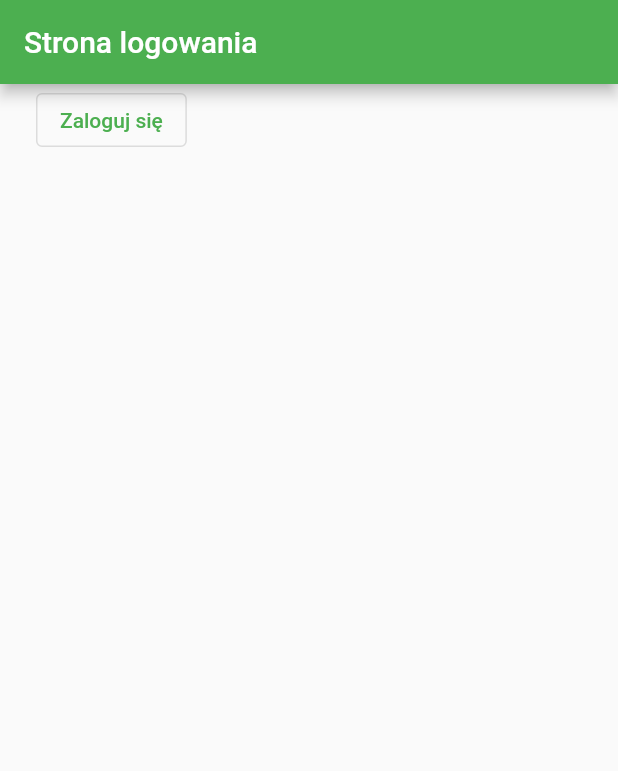
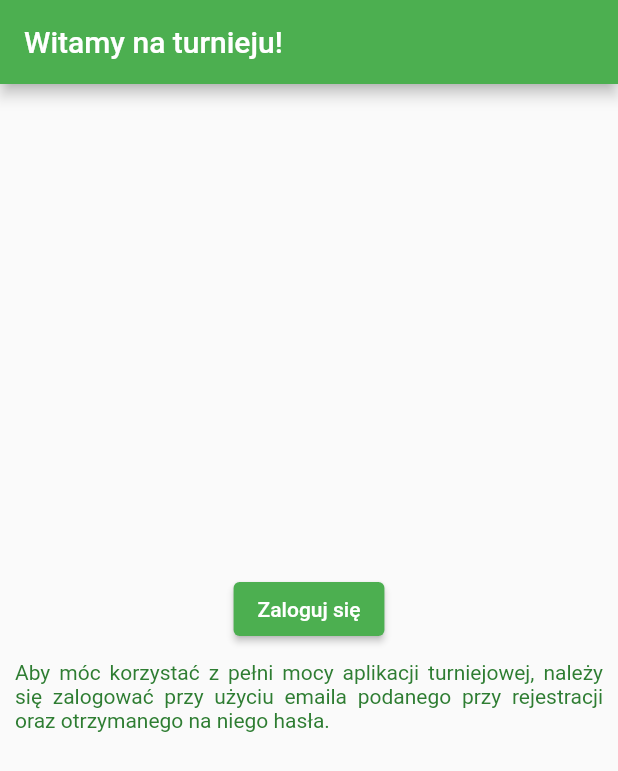
Before and after one commit to jakubbbbbc/flutter_app_frisbee_hat, a Flutter app: the screen it shows after launch, on a phone screen of 412 x 824 dp. Shown: the top 771 px of the screen. Run offline on Flutter 3.47's test engine with Material 2 defaults, Android fonts, the phone set to English and light mode, and no system bars; our stand-ins replace cloud_firestore, firebase_auth, firebase_core, firebase_storage, google_fonts, image_picker and 1 more; accounts and stored records are empty.

```diff
--- a/lib/src/authentication.dart
+++ b/lib/src/authentication.dart
@@ -51,17 +51,31 @@ class Authentication extends StatelessWidget {
       case ApplicationLoginState.loggedOut:
         return Scaffold(
           appBar: AppBar(
-            title: const Text('Strona logowania'),
+            title: const Text('Witamy na turnieju!'),
           ),
           body: Row(
             children: [
-              Padding(
-                padding: const EdgeInsets.only(left: 24, bottom: 8),
-                child: OutlinedButton(
-                  onPressed: () {
-                    startLoginFlow();
-                  },
-                  child: const Text('Zaloguj się'),
+              Expanded(
+                child: Column(
+                  mainAxisAlignment: MainAxisAlignment.center,
+                  children: [
+                    ElevatedButton(
+                      onPressed: () {
+                        startLoginFlow();
+                      },
+                      child: const Text('Zaloguj się'),
+                    ),
+                    Padding(
+                      padding: const EdgeInsets.all(10.0),
+                      child: Text(
+                        'Aby móc korzystać z pełni mocy aplikacji turniejowej, należy się zalogować przy użyciu emaila podanego przy rejestracji oraz otrzymanego na niego hasła.',
+                        textAlign: TextAlign.justify,
+                        style: TextStyle(
+                          color: themeColors['dark'],
+                        ),
+                      ),
+                    )
+                  ],
                 ),
               ),
             ],
@@ -75,8 +89,9 @@ class Authentication extends StatelessWidget {
             body: EmailForm(
                 callback: (email) => verifyEmail(
                     email,
-                    // (e) => _showErrorDialog(context, 'Błędny email', 'Błędne formatowanie adresu email.'))));
-                    (e) => _showErrorDialog(context, 'Błędny email', e))));
+                    (e) => _showErrorDialog(context, 'Błędny email',
+                        'Błędny adres lub formatowanie.'))));
+      // (e) => _showErrorDialog(context, 'Błędny email', e))));
       case ApplicationLoginState.password:
         return Scaffold(
           appBar: AppBar(
@@ -85,9 +100,12 @@ class Authentication extends StatelessWidget {
           body: PasswordForm(
             email: email!,
             login: (email, password) {
-              signInWithEmailAndPassword(email, password,
-                  // (e) => _showErrorDialog(context, 'Nie udało się zalogować', 'Hasło niepoprawne lub użytkownik nie posiada hasła.'))));
-                  (e) => _showErrorDialog(context, 'Nie udało się zalogować', e));
+              signInWithEmailAndPassword(
+                  email,
+                  password,
+                  (e) => _showErrorDialog(context, 'Nie udało się zalogować',
+                      'Hasło niepoprawne.'));
+              // (e) => _showErrorDialog(context, 'Nie udało się zalogować', e));
             },
           ),
         );
@@ -110,9 +128,11 @@ class Authentication extends StatelessWidget {
                   email,
                   displayName,
                   password,
-                  (e) =>
-                      // _showErrorDialog(context, 'Failed to create account', e));
-                      _showErrorDialog(context, 'Nie udało się utworzyć konta', e));
+                  (e) => _showErrorDialog(
+                      context,
+                      'Nie udało się utworzyć konta',
+                      'Nieznany błąd. Spróbuj jeszsze raz.'));
+              // _showErrorDialog(context, 'Nie udało się utworzyć konta', e));
             },
           ),
         );
@@ -127,7 +147,8 @@ class Authentication extends StatelessWidget {
     }
   }
 
-  void _showErrorDialog(BuildContext context, String title, Exception e) {
+  void _showErrorDialog(BuildContext context, String title, String e) {
+    // void _showErrorDialog(BuildContext context, String title, Exception e) {
     showDialog<void>(
       context: context,
       builder: (context) {
@@ -140,7 +161,8 @@ class Authentication extends StatelessWidget {
             child: ListBody(
               children: <Widget>[
                 Text(
-                  '${(e as dynamic).message}',
+                  e,
+                  // '${(e as dynamic).message}',
                   style: const TextStyle(fontSize: 18),
                 ),
               ],
@@ -378,6 +400,7 @@ class _PasswordFormState extends State<PasswordForm> {
   @override
   Widget build(BuildContext context) {
     return Column(
+      mainAxisAlignment: MainAxisAlignment.center,
       children: [
         const Header('Zaloguj się'),
         Padding(
--- a/pubspec.yaml
+++ b/pubspec.yaml
@@ -26,6 +26,12 @@ dev_dependencies:
   flutter_test:
     sdk: flutter
   flutter_lints: ^1.0.0
+  flutter_launcher_icons: "^0.9.2"
+
+flutter_icons:
+  android: "launcher_icon"
+  ios: true
+  image_path: "assets/1024.png"
 
 flutter:
   uses-material-design: true
```
Also changed, not shown: lib/app_state.dart (+7 -4 lines), assets/1024.png (added), pubspec.lock, 17 other files.
